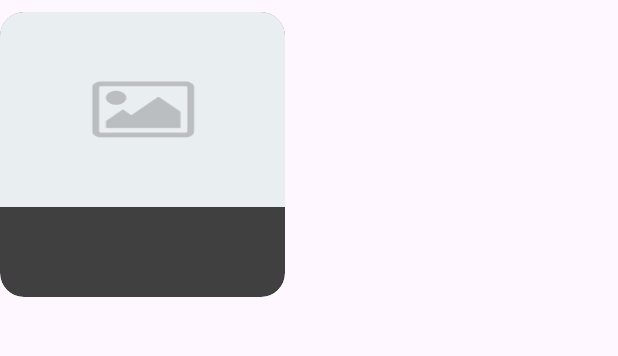
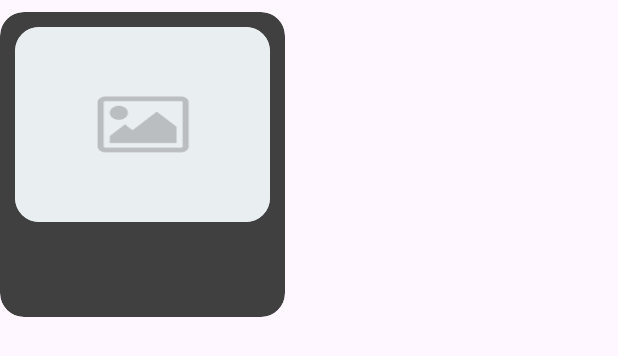
Before and after one commit to giualbuq/GraoDaVilla, an Android app: the layout item_product.xml on its own in the app's theme, with its tools: preview values and no code run, on a phone screen of 412 x 824 dp. Shown: the top 356 px of the screen. Run offline under Robolectric (Android 15) with nearby library versions, the phone set to English and light mode, and no system bars.

Commit message:
arrumando o radio das imagens

```diff
--- a/app/src/main/res/layout/item_product.xml
+++ b/app/src/main/res/layout/item_product.xml
@@ -3,7 +3,7 @@
     xmlns:android="http://schemas.android.com/apk/res/android"
     xmlns:app="http://schemas.android.com/apk/res-auto"
     android:layout_width="190dp"
-    android:layout_height="190dp"
+    android:layout_height="wrap_content"
     android:layout_marginEnd="12dp"
     android:layout_marginTop="8dp"
     android:layout_marginBottom="8dp"
@@ -21,15 +21,24 @@ android:layout_height="wrap_content">
 <LinearLayout
     android:layout_width="match_parent"
     android:layout_height="wrap_content"
-    android:orientation="vertical">
+    android:orientation="vertical"
+    android:padding="10dp">
 
-    <ImageView
-        android:id="@+id/imageProduct"
+    <androidx.cardview.widget.CardView
         android:layout_width="match_parent"
         android:layout_height="130dp"
-        android:scaleType="centerCrop"
-        android:contentDescription="Imagem do produto"
-        android:background="@drawable/defaultimage" />
+        app:cardCornerRadius="16dp"
+        app:cardElevation="0dp">
+
+        <ImageView
+            android:id="@+id/imageProduct"
+            android:layout_width="match_parent"
+            android:layout_height="match_parent"
+            android:scaleType="centerCrop"
+            android:contentDescription="Imagem do produto"
+            android:background="@drawable/defaultimage" />
+
+    </androidx.cardview.widget.CardView>
 
     <TextView
         android:id="@+id/textName"
@@ -40,8 +49,6 @@ android:layout_height="wrap_content">
         android:textSize="16sp"
         android:ellipsize="end"
         android:maxLines="1"
-        android:paddingStart="10dp"
-        android:paddingEnd="8dp"
         android:paddingTop="4dp"
         android:paddingBottom="0dp" />
 
@@ -64,8 +71,6 @@ android:layout_height="wrap_content">
         android:textColor="@android:color/white"
         android:textStyle="normal"
         android:textSize="15sp"
-        android:paddingStart="10dp"
-        android:paddingEnd="8dp"
         android:paddingTop="2dp"
         android:paddingBottom="4dp" />
 
```
Also changed, not shown: app/src/main/res/layout/item_cart.xml (+12 -5 lines).
